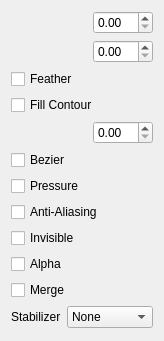
The window that app/ui/tooloptions.ui (pencil2d/pencil) describes before a commit, drawn with Qt 5.
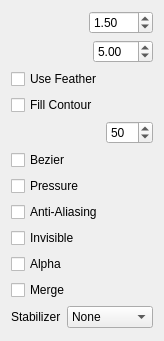
The same window after the commit. Custom widgets are drawn as their Qt base class.

Patch:
```diff
--- a/app/ui/tooloptions.ui
+++ b/app/ui/tooloptions.ui
@@ -37,6 +37,15 @@
          <height>0</height>
         </size>
        </property>
+       <property name="minimum">
+        <double>0.500000000000000</double>
+       </property>
+       <property name="maximum">
+        <double>200.000000000000000</double>
+       </property>
+       <property name="value">
+        <double>1.500000000000000</double>
+       </property>
       </widget>
      </item>
     </layout>
@@ -64,6 +73,15 @@
          <height>0</height>
         </size>
        </property>
+       <property name="minimum">
+        <double>0.100000000000000</double>
+       </property>
+       <property name="maximum">
+        <double>80.000000000000000</double>
+       </property>
+       <property name="value">
+        <double>5.000000000000000</double>
+       </property>
       </widget>
      </item>
     </layout>
@@ -74,7 +92,7 @@
       <string>Enable or disable feathering</string>
      </property>
      <property name="text">
-      <string>Feather</string>
+      <string>Use Feather</string>
      </property>
     </widget>
    </item>
@@ -89,23 +107,17 @@
     </widget>
    </item>
    <item>
-    <layout class="QHBoxLayout" name="horizontalLayout_3">
+    <layout class="QHBoxLayout" name="horizontalLayout_3" stretch="1,0">
      <item>
       <widget class="QWidget" name="toleranceSlider" native="true"/>
      </item>
      <item>
-      <widget class="QDoubleSpinBox" name="toleranceSpinBox">
-       <property name="sizePolicy">
-        <sizepolicy hsizetype="Fixed" vsizetype="Fixed">
-         <horstretch>0</horstretch>
-         <verstretch>0</verstretch>
-        </sizepolicy>
+      <widget class="QSpinBox" name="toleranceSpinBox">
+       <property name="maximum">
+        <number>100</number>
        </property>
-       <property name="minimumSize">
-        <size>
-         <width>60</width>
-         <height>0</height>
-        </size>
+       <property name="value">
+        <number>50</number>
        </property>
       </widget>
      </item>
```
Left out of the diff: 12 changed lines with no effect on the pictures.
